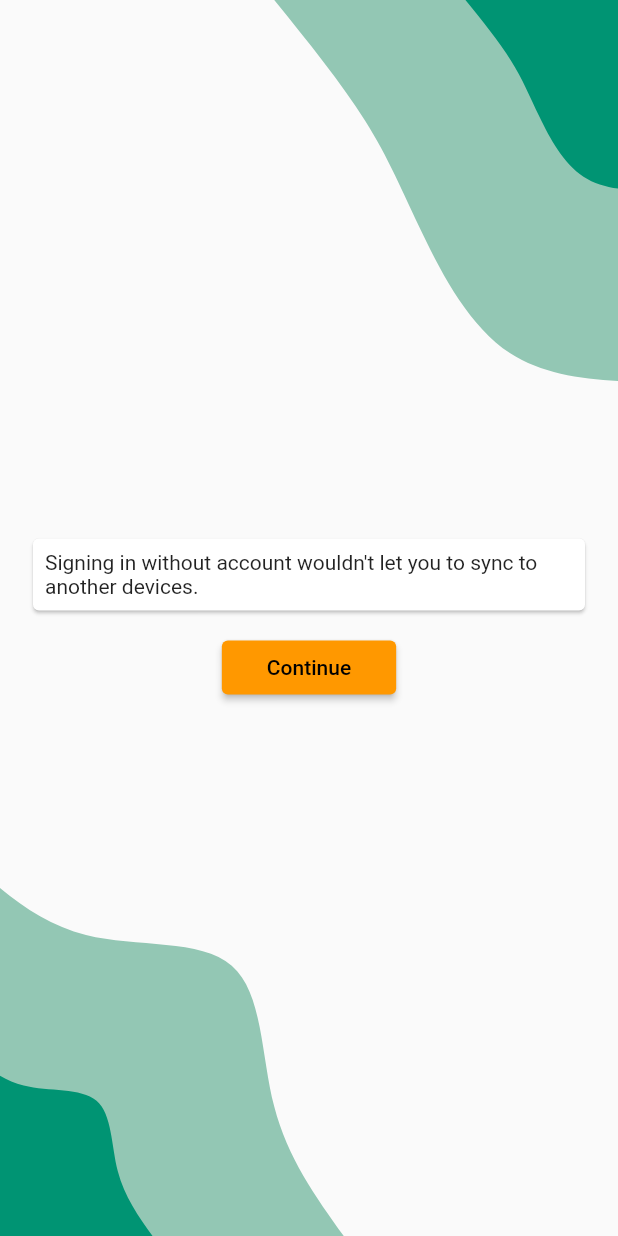
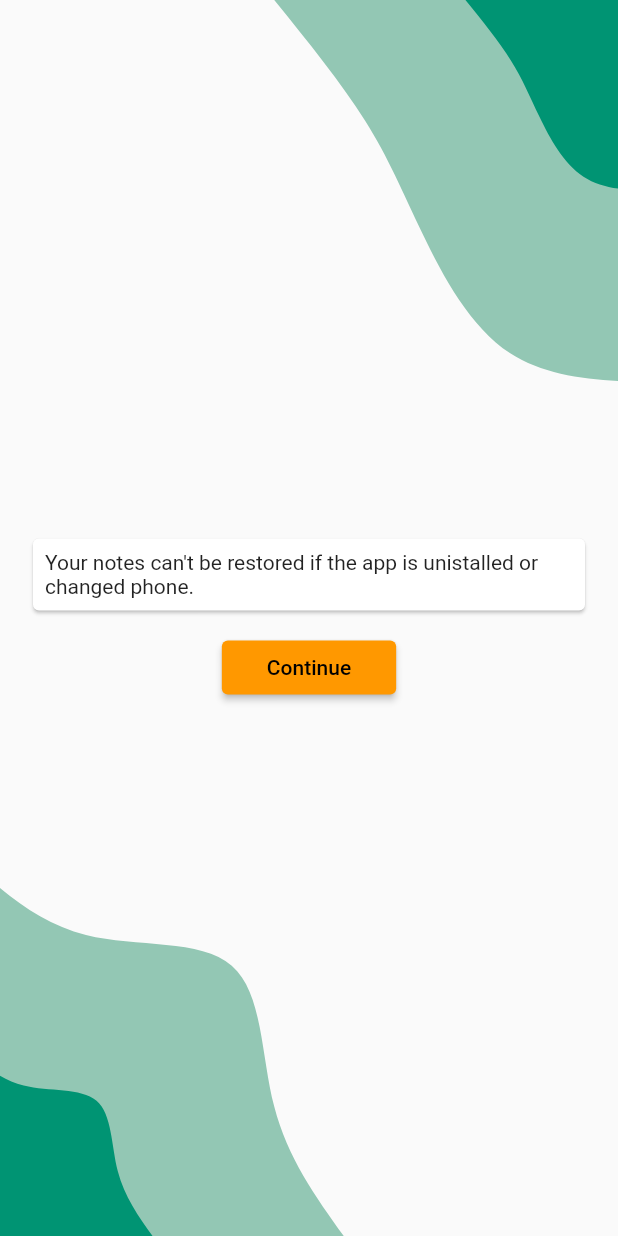
Before and after one commit to iqfareez/flutnotes, a Flutter app: the NoAuth screen opened directly, on a phone screen of 412 x 824 dp. Run offline on Flutter 3.47's test engine with Material 2 defaults, Android fonts, the light colour scheme and no system bars; our stand-ins replace cloud_firestore, firebase_auth, firebase_core, flutter_staggered_animations, flutter_svg, google_fonts and 4 more; accounts and stored records are empty; Roboto replaces fonts that are missing (Ubuntu).

Commit message:
Code improvement

```diff
--- a/lib/view/auth/no_auth.dart
+++ b/lib/view/auth/no_auth.dart
@@ -44,14 +44,16 @@ class _NoAuthState extends State<NoAuth> {
                   child: Padding(
                     padding: EdgeInsets.all(8.0),
                     child: Text(
-                        'Signing in without account wouldn\'t let you to sync to another devices.'),
+                        'Your notes can\'t be restored if the app is unistalled or changed phone.'),
                   ),
                 ),
                 const SizedBox(height: 10),
                 ElevatedButton(
                   style: ElevatedButton.styleFrom(
                       padding: const EdgeInsets.symmetric(horizontal: 30)),
-                  onPressed: () {
+                  onPressed: _isOperation
+                      ? null
+                      : () {
                           setState(() {
                             _isOperation = true;
                           });
```
Lines whose indentation alone changed are shown as unchanged.
